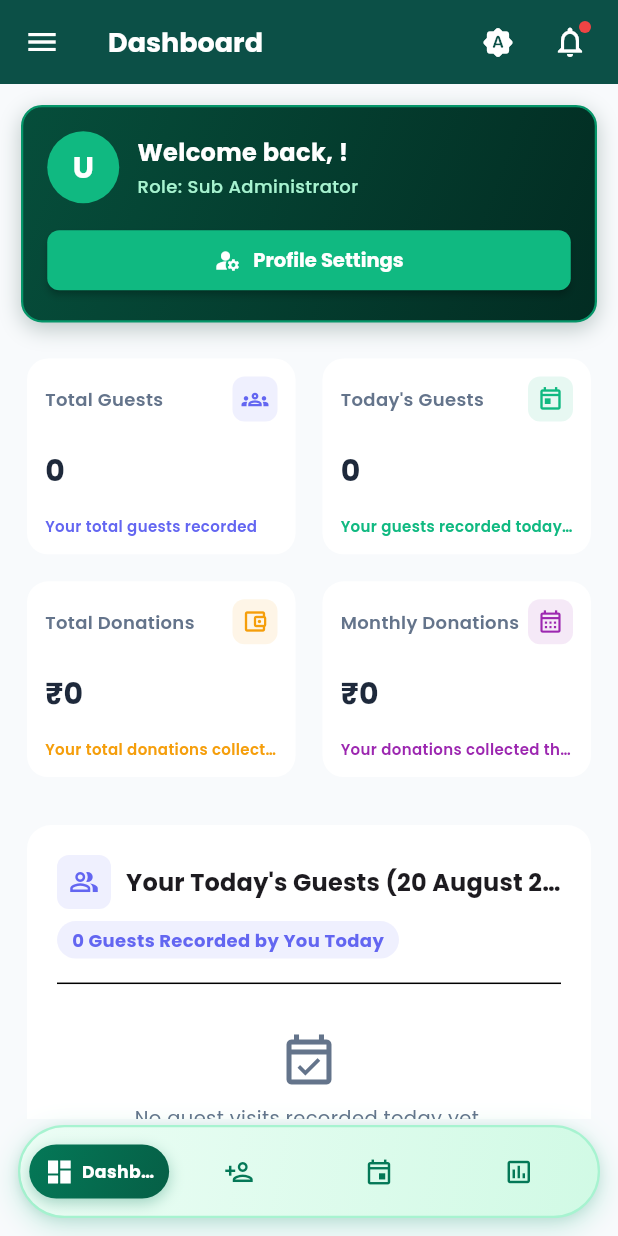
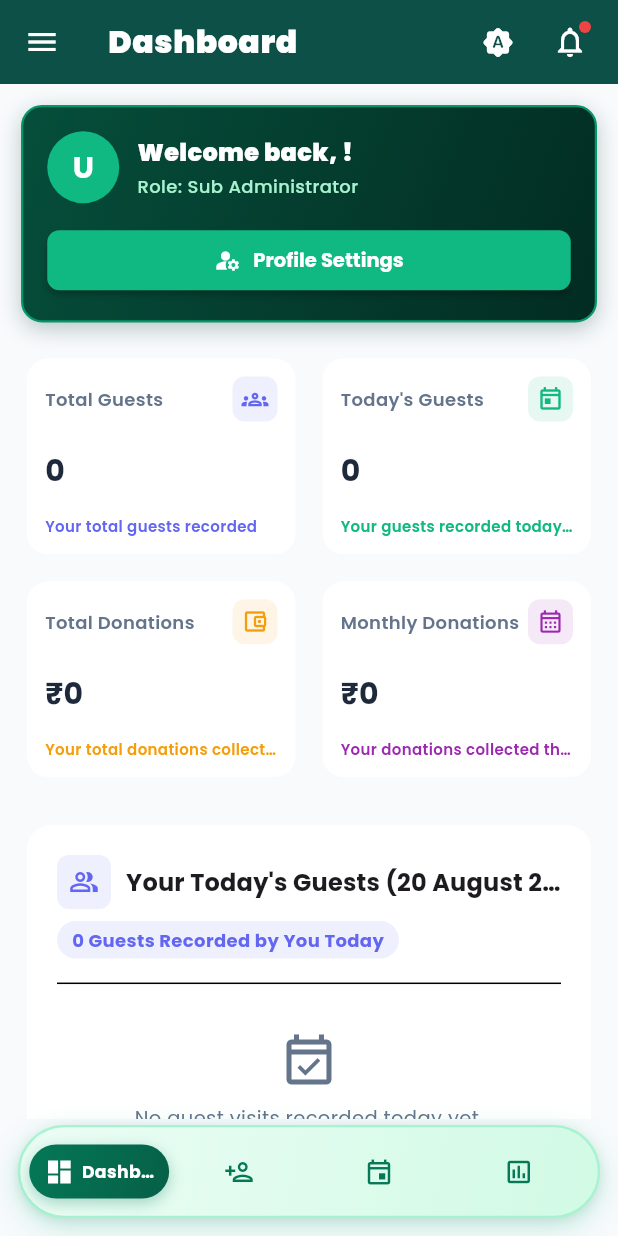
Before and after one commit to mdnaseef2004/City-Guest-Flutter, a Flutter app: the MainNavigationShell screen opened directly, on a phone screen of 412 x 824 dp. Run offline on Flutter 3.47's test engine with Material 3 defaults, Android fonts, the phone set to English and light mode, and no system bars; our stand-ins replace file_picker, fl_chart, google_fonts, image_picker, pdf, printing and 2 more; missing offline and left inert: dart:js, excel; accounts and stored records are empty.

Commit message:
Make Dashboard and navigation header titles ultra bold (FontWeight.w900) across mobile and PC

```diff
--- a/lib/views/dashboard/dashboard_view.dart
+++ b/lib/views/dashboard/dashboard_view.dart
@@ -3,6 +3,7 @@ import 'dart:math' as math;
 import 'package:file_picker/file_picker.dart';
 import 'package:fl_chart/fl_chart.dart';
 import 'package:flutter/material.dart';
+import 'package:google_fonts/google_fonts.dart';
 import 'package:image_picker/image_picker.dart';
 import 'package:intl/intl.dart';
 import 'package:provider/provider.dart';
@@ -260,7 +261,15 @@ class _DashboardViewState extends State<DashboardView> {
     return Scaffold(
       appBar: isDesktop
           ? AppBar(
-              title: const Text('Dashboard Analytics'),
+              title: Text(
+                'Dashboard Analytics',
+                style: GoogleFonts.poppins(
+                  fontWeight: FontWeight.w900,
+                  fontSize: 22,
+                  letterSpacing: 0.5,
+                  color: Theme.of(context).colorScheme.onSurface,
+                ),
+              ),
               actions: [
                 IconButton(
                   icon: const Icon(Icons.settings_outlined),
@@ -336,7 +345,7 @@ class _DashboardViewState extends State<DashboardView> {
                                             children: [
                                               Text(
                                                 'Welcome back, ${profile?.name ?? 'User'}!',
-                                                style: const TextStyle(fontSize: 16, fontWeight: FontWeight.bold, color: Colors.white),
+                                                style: GoogleFonts.poppins(fontSize: 16, fontWeight: FontWeight.w900, color: Colors.white),
                                                 maxLines: 2,
                                                 overflow: TextOverflow.ellipsis,
                                               ),
@@ -412,7 +421,7 @@ class _DashboardViewState extends State<DashboardView> {
                                       children: [
                                         Text(
                                           'Welcome back, ${profile?.name ?? 'User'}!',
-                                          style: const TextStyle(fontSize: 20, fontWeight: FontWeight.bold, color: Colors.white),
+                                          style: GoogleFonts.poppins(fontSize: 21, fontWeight: FontWeight.w900, color: Colors.white),
                                           maxLines: 1,
                                           overflow: TextOverflow.ellipsis,
                                         ),
@@ -988,7 +997,7 @@ class _DashboardViewState extends State<DashboardView> {
               children: [
                 Text(
                   'Recent Guest Photos',
-                  style: Theme.of(context).textTheme.titleMedium?.copyWith(fontWeight: FontWeight.bold),
+                  style: GoogleFonts.poppins(fontWeight: FontWeight.w900, fontSize: 17, color: Theme.of(context).colorScheme.onSurface),
                 ),
                 TextButton.icon(
                   onPressed: () => _showAllPhotosGalleryDialog(recentPhotos),
@@ -1248,7 +1257,7 @@ class _DashboardViewState extends State<DashboardView> {
                     children: [
                       Text(
                         'Event Attendance Analytics Graph',
-                        style: Theme.of(context).textTheme.titleLarge?.copyWith(fontWeight: FontWeight.bold),
+                        style: GoogleFonts.poppins(fontWeight: FontWeight.w900, fontSize: 18, color: Theme.of(context).colorScheme.onSurface),
                       ),
                       const SizedBox(height: 4),
                       Text(
```
Also changed, not shown: lib/views/main_navigation_shell.dart (+5 -4 lines).
